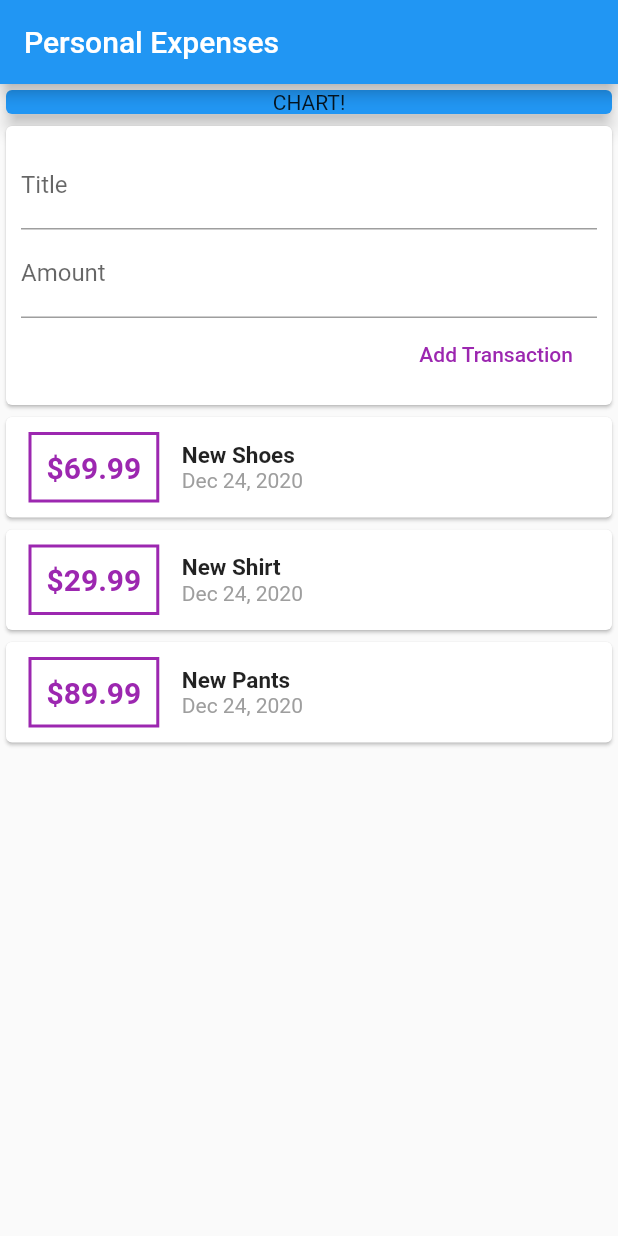
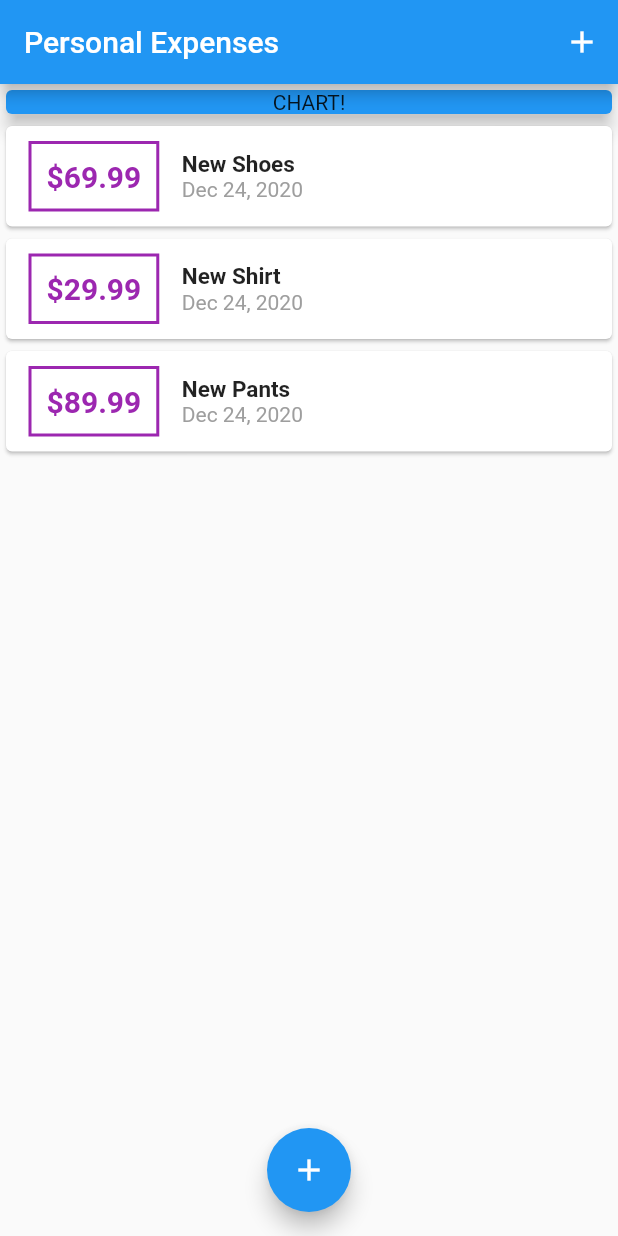
Before and after one commit to PyFinn/personal_expenses, a Flutter app: the screen it shows after launch, on a phone screen of 412 x 824 dp. Run offline on Flutter 3.47's test engine with Material 2 defaults, Android fonts, the phone set to English and light mode, and no system bars.

```diff
--- a/lib/main.dart
+++ b/lib/main.dart
@@ -1,6 +1,7 @@
 import 'package:flutter/material.dart';
-import 'widgets/user_transaction.dart';
-
+import 'package:personal_expenses/transaction.dart';
+import './widgets/new_transaction.dart';
+import './widgets/transaction_list.dart';
 
 void main() {
   runApp(MyApp());
@@ -20,13 +21,53 @@ class MyApp extends StatelessWidget {
   }
 }
 
-class MyHomePage extends StatelessWidget {
+class MyHomePage extends StatefulWidget {
+  @override
+  _MyHomePageState createState() => _MyHomePageState();
+}
+
+class _MyHomePageState extends State<MyHomePage> {
+  final List<Transaction> _transactions = [
+    Transaction(
+        id: 't1', title: 'New Shoes', amount: 69.99, date: DateTime.now()),
+    Transaction(
+        id: 't2', title: 'New Shirt', amount: 29.99, date: DateTime.now()),
+    Transaction(
+        id: 't3', title: 'New Pants', amount: 89.99, date: DateTime.now())
+  ];
+
+  void _addNewTransaction(String title, String amount) {
+    setState(() {
+      _transactions.add(Transaction(
+          id: 't4',
+          title: title,
+          amount: double.parse(amount),
+          date: DateTime.now()));
+    });
+  }
+
+  void _startAddNewTransaction(BuildContext context) {
+    showModalBottomSheet(
+        context: context,
+        builder: (_) {
+          return GestureDetector(
+            child: NewTransaction(_addNewTransaction),
+            onTap: () {},
+            behavior: HitTestBehavior.opaque,
+          );
+        });
+  }
 
   @override
   Widget build(BuildContext context) {
     return Scaffold(
       appBar: AppBar(
         title: Text('Personal Expenses'),
+        actions: [
+          IconButton(
+              icon: Icon(Icons.add),
+              onPressed: () => _startAddNewTransaction(context))
+        ],
       ),
       body: SingleChildScrollView(
         child: Column(
@@ -37,9 +78,16 @@ class MyHomePage extends StatelessWidget {
               child: Center(child: Text('CHART!')),
               elevation: 5,
             ),
-            UserTransactions()
+            TransactionList(_transactions)
           ],
         ),
+      ),
+      floatingActionButtonLocation: FloatingActionButtonLocation.centerFloat,
+      floatingActionButton: FloatingActionButton(
+        child: Icon(Icons.add),
+        onPressed: () {
+          _startAddNewTransaction(context);
+        },
       ),
     );
   }
--- a/lib/widgets/user_transaction.dart
+++ /dev/null
@@ -1,37 +0,0 @@
-import 'package:flutter/material.dart';
-import './transaction_list.dart';
-import './new_transaction.dart';
-import '../transaction.dart';
-
-class UserTransactions extends StatefulWidget {
-  @override
-  _UserTransactionsState createState() => _UserTransactionsState();
-}
-
-class _UserTransactionsState extends State<UserTransactions> {
-  final List<Transaction> _transactions = [
-    Transaction(
-        id: 't1', title: 'New Shoes', amount: 69.99, date: DateTime.now()),
-    Transaction(
-        id: 't2', title: 'New Shirt', amount: 29.99, date: DateTime.now()),
-    Transaction(
-        id: 't3', title: 'New Pants', amount: 89.99, date: DateTime.now())
-  ];
-
-  void _addNewTransaction(String title, String amount) {
-    setState(() {
-      _transactions.add(Transaction(
-          id: 't4',
-          title: title,
-          amount: double.parse(amount),
-          date: DateTime.now()));
-    });
-  }
-
-  @override
-  Widget build(BuildContext context) {
-    return Column(
-      children: [NewTransaction(_addNewTransaction), TransactionList(_transactions)],
-    );
-  }
-}
```
